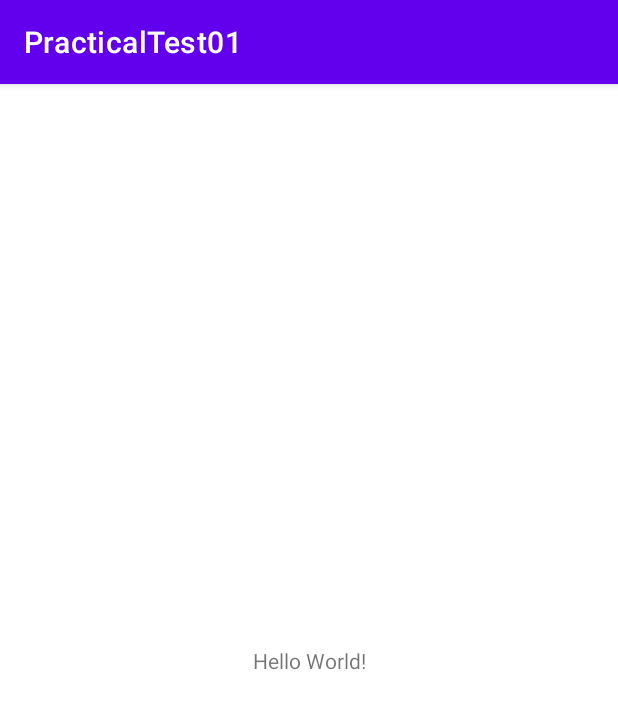
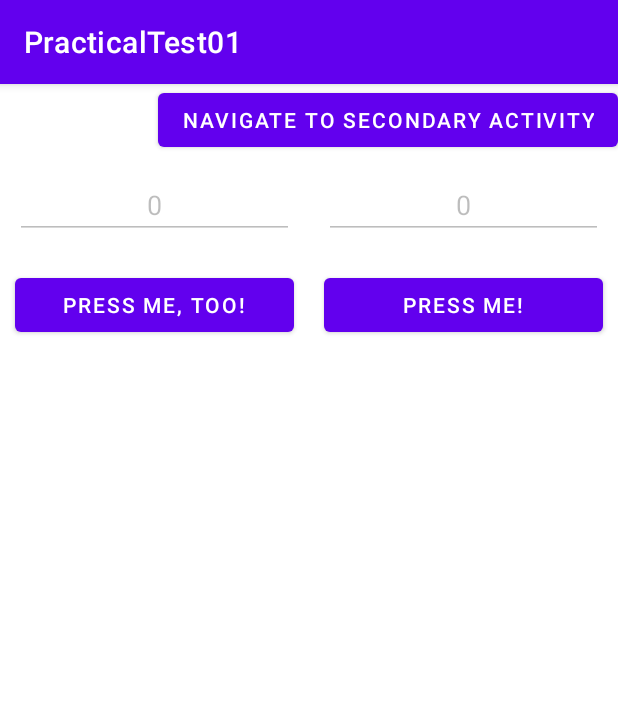
Before and after one commit to alinavirtan/PracticalTest01, an Android app: the screen it shows after launch (PracticalTest01MainActivity), on a phone screen of 412 x 824 dp. Shown: the top 709 px of the screen. Run offline under Robolectric (Android 15) with nearby library versions, the phone set to English and light mode, and no system bars.

Commit message:
implemented A, B, C

```diff
--- /dev/null
+++ b/PracticalTest01/app/src/main/java/ro/pub/cs/systems/eim/practicaltest01/general/Constants.java
@@ -0,0 +1,8 @@
+package ro.pub.cs.systems.eim.practicaltest01.general;
+
+public interface Constants {
+    final public static String LEFT_COUNT = "leftCount";
+    final public static String RIGHT_COUNT = "rightCount";
+    final public static String NUMBER_OF_CLICKS = "numberOfClicks";
+    final public static int SECONDARY_ACTIVITY_REQUEST_CODE = 100;
+}
--- /dev/null
+++ b/PracticalTest01/app/src/main/java/ro/pub/cs/systems/eim/practicaltest01/view/PracticalTest01MainActivity.java
@@ -0,0 +1,109 @@
+package ro.pub.cs.systems.eim.practicaltest01.view;
+
+import androidx.appcompat.app.AppCompatActivity;
+
+import android.content.Intent;
+import android.os.Bundle;
+import android.view.View;
+import android.widget.Button;
+import android.widget.EditText;
+import android.widget.Toast;
+
+import ro.pub.cs.systems.eim.practicaltest01.R;
+import ro.pub.cs.systems.eim.practicaltest01.general.Constants;
+
+public class PracticalTest01MainActivity extends AppCompatActivity {
+    private Button pressMeBtn;
+    private Button pressMeTooBtn;
+    private EditText leftContor;
+    private EditText rightContor;
+    private Button navigateBtn;
+    private ButtonClickListener ButtonClickListener = new ButtonClickListener();
+
+    private class ButtonClickListener implements View.OnClickListener {
+        @Override
+        public void onClick(View view) {
+            switch(view.getId()) {
+                case R.id.press_me_btn:
+                    int leftClicks = Integer.valueOf(leftContor.getText().toString());
+                    leftContor.setText(String.valueOf(leftClicks + 1));
+                    break;
+                case R.id.press_me_too_btn:
+                    int rightClicks = Integer.valueOf(rightContor.getText().toString());
+                    rightContor.setText(String.valueOf(rightClicks + 1));
+                    break;
+                case R.id.navigate_btn:
+                    Intent intent = new Intent(getApplicationContext(), PracticalTest01SecondaryActivity.class);
+                    int nrOfClicks = Integer.valueOf(leftContor.getText().toString()) + Integer.valueOf(rightContor.getText().toString());
+                    intent.putExtra(Constants.NUMBER_OF_CLICKS, nrOfClicks);
+                    startActivityForResult(intent, Constants.SECONDARY_ACTIVITY_REQUEST_CODE);
+                    break;
+            }
+        }
+    }
+
+    @Override
+    protected void onCreate(Bundle savedInstanceState) {
+        super.onCreate(savedInstanceState);
+        setContentView(R.layout.activity_practical_test01_main);
+
+        pressMeBtn = (Button) findViewById(R.id.press_me_btn);
+        pressMeTooBtn = (Button) findViewById(R.id.press_me_too_btn);
+        leftContor = (EditText) findViewById(R.id.left_contor);
+        rightContor = (EditText) findViewById(R.id.right_contor);
+        navigateBtn = (Button) findViewById(R.id.navigate_btn);
+
+        pressMeBtn.setOnClickListener(ButtonClickListener);
+        pressMeTooBtn.setOnClickListener(ButtonClickListener);
+        navigateBtn.setOnClickListener(ButtonClickListener);
+
+        // posibil sa nu mai fie nevoie, testez
+        if (savedInstanceState != null) {
+            if (savedInstanceState.containsKey(Constants.LEFT_COUNT)) {
+                leftContor.setText(savedInstanceState.getString(Constants.LEFT_COUNT));
+            } else {
+                leftContor.setText(String.valueOf(0));
+            }
+
+            if (savedInstanceState.containsKey(Constants.RIGHT_COUNT)) {
+                rightContor.setText(savedInstanceState.getString(Constants.RIGHT_COUNT));
+            } else {
+                rightContor.setText(String.valueOf(0));
+            }
+        } else {
+            leftContor.setText(String.valueOf(0));
+            rightContor.setText(String.valueOf(0));
+        }
+    }
+
+    @Override
+    public void onSaveInstanceState(Bundle savedInstanceState) {
+        super.onSaveInstanceState(savedInstanceState);
+        savedInstanceState.putString(Constants.LEFT_COUNT, leftContor.getText().toString());
+        savedInstanceState.putString(Constants.RIGHT_COUNT, rightContor.getText().toString());
+    }
+
+    @Override
+    public void onRestoreInstanceState(Bundle savedInstanceState) {
+        if (savedInstanceState.containsKey(Constants.LEFT_COUNT)) {
+            leftContor.setText(savedInstanceState.getString(Constants.LEFT_COUNT));
+        } else {
+            leftContor.setText(String.valueOf(0));
+        }
+
+        if (savedInstanceState.containsKey(Constants.RIGHT_COUNT)) {
+            rightContor.setText(savedInstanceState.getString(Constants.RIGHT_COUNT));
+        } else {
+            rightContor.setText(String.valueOf(0));
+        }
+    }
+
+    @Override
+    public void onActivityResult(int requestCode, int resultCode, Intent intent) {
+        super.onActivityResult(requestCode, resultCode, intent);
+
+        if (requestCode == Constants.SECONDARY_ACTIVITY_REQUEST_CODE) {
+            Toast.makeText(this, "Secondary activity returned with code " + resultCode, Toast.LENGTH_LONG).show();
+        }
+    }
+}
--- a/PracticalTest01/app/src/main/res/layout/activity_practical_test01_main.xml
+++ b/PracticalTest01/app/src/main/res/layout/activity_practical_test01_main.xml
@@ -1,18 +1,77 @@
 <?xml version="1.0" encoding="utf-8"?>
-<androidx.constraintlayout.widget.ConstraintLayout xmlns:android="http://schemas.android.com/apk/res/android"
+<LinearLayout xmlns:android="http://schemas.android.com/apk/res/android"
     xmlns:app="http://schemas.android.com/apk/res-auto"
     xmlns:tools="http://schemas.android.com/tools"
     android:layout_width="match_parent"
     android:layout_height="match_parent"
-    tools:context=".PracticalTest01MainActivity">
+    android:orientation="vertical"
+    tools:context=".view.PracticalTest01MainActivity">
 
-    <TextView
+    <Button
+        android:id="@+id/navigate_btn"
         android:layout_width="wrap_content"
         android:layout_height="wrap_content"
-        android:text="Hello World!"
-        app:layout_constraintBottom_toBottomOf="parent"
-        app:layout_constraintLeft_toLeftOf="parent"
-        app:layout_constraintRight_toRightOf="parent"
-        app:layout_constraintTop_toTopOf="parent" />
+        android:layout_gravity="right"
+        android:text="Navigate to secondary activity">
+    </Button>
 
-</androidx.constraintlayout.widget.ConstraintLayout>
+    <LinearLayout
+        android:layout_width="match_parent"
+        android:layout_height="wrap_content"
+        android:orientation="horizontal">
+
+        <EditText
+            android:id="@+id/left_contor"
+            android:layout_width="match_parent"
+            android:layout_height="wrap_content"
+            android:layout_weight="1"
+            android:layout_margin="10dp"
+            android:text="@string/zero"
+            android:gravity="center_horizontal"
+            android:enabled="false"
+            android:saveEnabled="false">
+
+        </EditText>
+
+        <EditText
+            android:id="@+id/right_contor"
+            android:layout_width="match_parent"
+            android:layout_height="wrap_content"
+            android:layout_weight="1"
+            android:layout_margin="10dp"
+            android:text="@string/zero"
+            android:gravity="center_horizontal"
+            android:enabled="false"
+            android:saveEnabled="false">
+
+        </EditText>
+
+
+    </LinearLayout>
+
+    <LinearLayout
+        android:layout_width="match_parent"
+        android:layout_height="wrap_content"
+        android:orientation="horizontal">
+        <Button
+            android:id="@+id/press_me_btn"
+            android:layout_width="0dp"
+            android:layout_height="match_parent"
+            android:layout_weight="1"
+            android:layout_margin="10dp"
+            android:text="@string/press_me_too">
+
+        </Button>
+
+        <Button
+            android:id="@+id/press_me_too_btn"
+            android:layout_width="0dp"
+            android:layout_height="match_parent"
+            android:layout_weight="1"
+            android:layout_margin="10dp"
+            android:text="@string/press_me">
+
+        </Button>
+    </LinearLayout>
+
+</LinearLayout>
--- a/PracticalTest01/app/src/main/res/values/strings.xml
+++ b/PracticalTest01/app/src/main/res/values/strings.xml
@@ -1,3 +1,8 @@
 <resources>
     <string name="app_name">PracticalTest01</string>
+    <string name="press_me">Press me!</string>
+    <string name="press_me_too">Press me, too!</string>
+    <string name="zero">0</string>
+    <string name="ok">ok</string>
+    <string name="cancel">cancel</string>
 </resources>
```
Also changed, not shown: PracticalTest01/app/src/main/AndroidManifest.xml (+10 -1 lines), PracticalTest01/app/src/main/java/ro/pub/cs/systems/eim/practicaltest01/PracticalTest01MainActivity.java (deleted, +0 -14 lines), PracticalTest01/app/src/main/java/ro/pub/cs/systems/eim/practicaltest01/view/PracticalTest01SecondaryActivity.java (added, +55 -0 lines), PracticalTest01/app/src/main/res/layout/activity_practical_test01_secondary.xml (added, +43 -0 lines).
